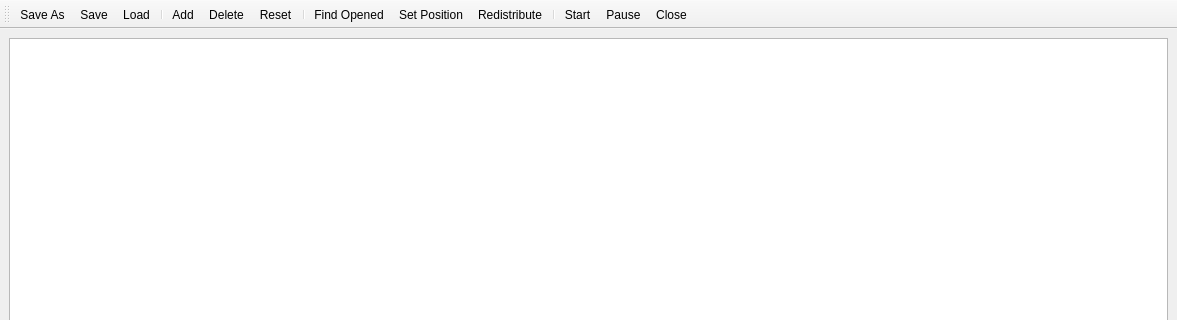
Before: the Qt Designer form src/ui/vlc.ui in ostr00000/multi-video, drawn with Qt 5; both pictures show x 0 to 1177 and y 0 to 320 of the 1177 by 474 pixel window.
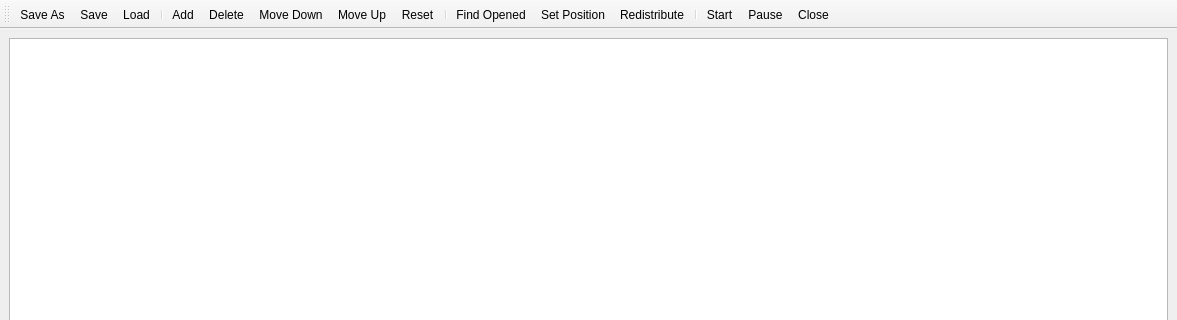
After: the same form once the commit is applied. Icons and pictures are not drawn.

Commit message: rows move action

Patch:
```diff
--- a/src/ui/vlc.ui
+++ b/src/ui/vlc.ui
@@ -62,6 +62,8 @@
    <addaction name="separator"/>
    <addaction name="actionAdd"/>
    <addaction name="actionDelete"/>
+   <addaction name="actionMove_Down"/>
+   <addaction name="actionMove_Up"/>
    <addaction name="actionReset"/>
    <addaction name="separator"/>
    <addaction name="actionFind_Opened"/>
@@ -163,6 +165,25 @@
     <string>Redistribute</string>
    </property>
   </action>
+  <action name="actionMove_Down">
+   <property name="icon">
+    <iconset theme="go-down"/>
+   </property>
+   <property name="text">
+    <string>Move Down</string>
+   </property>
+  </action>
+  <action name="actionMove_Up">
+   <property name="icon">
+    <iconset theme="go-up"/>
+   </property>
+   <property name="text">
+    <string>Move Up</string>
+   </property>
+   <property name="toolTip">
+    <string>Move Up</string>
+   </property>
+  </action>
  </widget>
  <resources>
   <include location="../resources.qrc"/>
```
Left out of the diff: 36 changed lines with no effect on the pictures. The commit also changes 4 other files.
